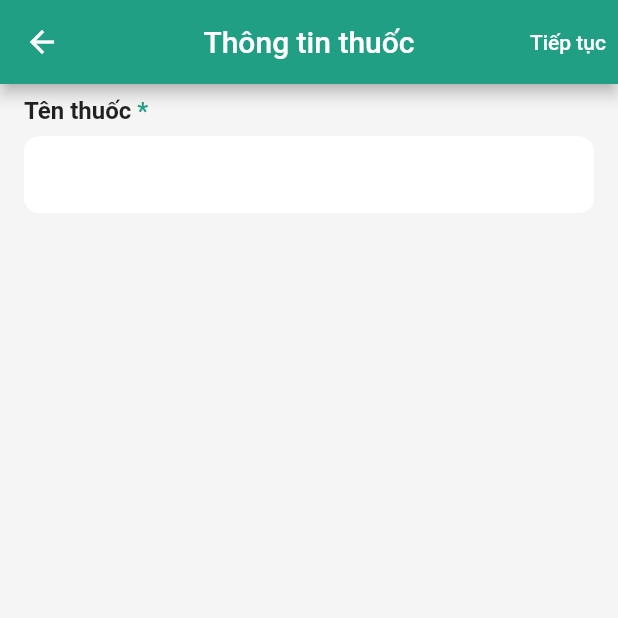
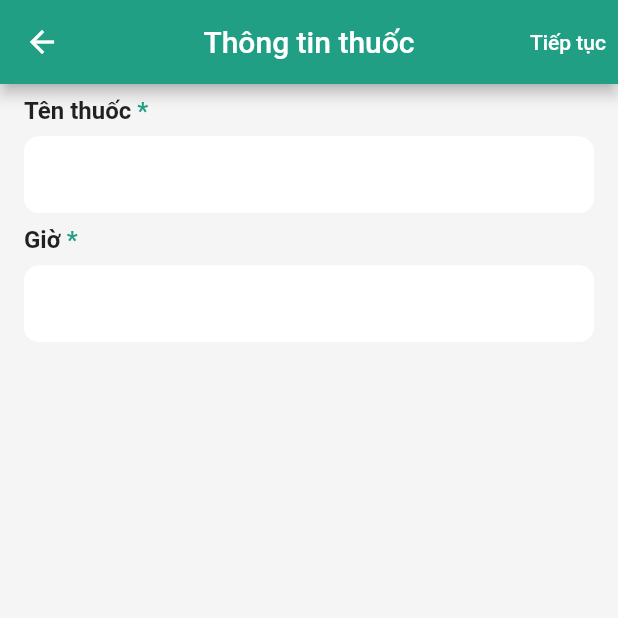
Before and after one commit to lequyha/flutter_cicd, a Flutter app: the DetailPage screen opened directly, on a phone screen of 412 x 824 dp, the top half of it. Run offline on Flutter 3.47's test engine with Material 2 defaults, Android fonts, the phone set to English and light mode, and no system bars; our stand-ins replace bloc, flutter_bloc, flutter_hooks, flutter_svg, get_it, injectable and 2 more.

Commit message:
add time form

```diff
--- a/lib/src/presentation/views/detail_page/detail_page.dart
+++ b/lib/src/presentation/views/detail_page/detail_page.dart
@@ -1,5 +1,6 @@
 import 'package:flutter/material.dart';
 import 'package:flutter_application_test_public/src/presentation/widgets/autocomplete_form_widget.dart';
+import 'package:flutter_application_test_public/src/presentation/widgets/time_form_widget.dart';
 
 class DetailPage extends StatelessWidget {
   static Route<void> route() {
@@ -33,26 +34,13 @@ class DetailPage extends StatelessWidget {
           crossAxisAlignment: CrossAxisAlignment.start,
           mainAxisAlignment: MainAxisAlignment.start,
           children: [
-            AutoCompleteFormWidget(),
-            // TextFormField(
-            //   decoration: InputDecoration(
-            //     fillColor: Colors.white,
-            //     filled: true,
-            //     isDense: true,
-            //     border: OutlineInputBorder(
-            //       borderRadius: BorderRadius.circular(10.0),
-            //       borderSide: const BorderSide(color: Colors.white),
-            //     ),
-            //     enabledBorder: OutlineInputBorder(
-            //       borderRadius: BorderRadius.circular(10.0),
-            //       borderSide: const BorderSide(color: Colors.white),
-            //     ),
-            //     focusedBorder: OutlineInputBorder(
-            //       borderRadius: BorderRadius.circular(10.0),
-            //       borderSide: const BorderSide(color: Color(0xff209F84)),
-            //     ),
-            //   ),
-            // ),
+            AutoCompleteFormWidget(
+              labelText: 'Tên thuốc',
+            ),
+            SizedBox(height: 8.0),
+            TimeFormWidget(
+              labelText: 'Giờ',
+            ),
           ],
         ),
       ),
--- a/lib/src/presentation/widgets/autocomplete_form_widget.dart
+++ b/lib/src/presentation/widgets/autocomplete_form_widget.dart
@@ -2,7 +2,9 @@ import 'package:flutter/material.dart';
 import 'package:flutter_application_test_public/src/presentation/widgets/text_form_widget.dart';
 
 class AutoCompleteFormWidget extends StatelessWidget {
-  const AutoCompleteFormWidget({Key? key}) : super(key: key);
+  final String? labelText;
+
+  const AutoCompleteFormWidget({Key? key, this.labelText}) : super(key: key);
   static const List<String> _kOptions = <String>[
     'aardvark',
     'bobcat',
@@ -11,34 +13,8 @@ class AutoCompleteFormWidget extends StatelessWidget {
 
   @override
   Widget build(BuildContext context) {
-    return Column(
-      mainAxisSize: MainAxisSize.min,
-      crossAxisAlignment: CrossAxisAlignment.start,
-      mainAxisAlignment: MainAxisAlignment.start,
-      children: [
-        const Text.rich(
-          TextSpan(
-            children: [
-              TextSpan(
-                text: 'Tên thuốc ',
-                style: TextStyle(
-                  fontWeight: FontWeight.w600,
-                  fontSize: 16.0,
-                ),
-              ),
-              TextSpan(
-                text: '*',
-                style: TextStyle(
-                  fontWeight: FontWeight.w600,
-                  fontSize: 16.0,
-                  color: Color(0xff209F84),
-                ),
-              ),
-            ],
-          ),
-        ),
-        const SizedBox(height: 8.0),
-        LayoutBuilder(builder: (context, constraints) {
+    return LayoutBuilder(
+      builder: (context, constraints) {
         return Autocomplete<String>(
           optionsBuilder: (TextEditingValue textEditingValue) {
             if (textEditingValue.text == '') {
@@ -51,6 +27,7 @@ class AutoCompleteFormWidget extends StatelessWidget {
           fieldViewBuilder:
               (context, textEditingController, focusNode, onFieldSubmitted) =>
                   TextFormWidget(
+            labelText: labelText,
             controller: textEditingController,
             focusNode: focusNode,
             onFieldSubmitted: (value) => onFieldSubmitted,
@@ -96,8 +73,7 @@ class AutoCompleteFormWidget extends StatelessWidget {
             debugPrint('You just selected $selection');
           },
         );
-        }),
-      ],
+      },
     );
   }
 }
--- a/lib/src/presentation/widgets/text_form_widget.dart
+++ b/lib/src/presentation/widgets/text_form_widget.dart
@@ -5,12 +5,18 @@ class TextFormWidget extends HookWidget {
   final TextEditingController? controller;
   final FocusNode? focusNode;
   final ValueChanged<String>? onFieldSubmitted;
+  final GestureTapCallback? onTap;
+  final String? labelText;
+  final bool readOnly;
 
   const TextFormWidget({
     super.key,
     this.controller,
     this.focusNode,
     this.onFieldSubmitted,
+    this.onTap,
+    this.labelText,
+    this.readOnly = false,
   });
 
   @override
@@ -22,10 +28,39 @@ class TextFormWidget extends HookWidget {
       controller?.addListener(listener);
       return () => controller?.removeListener(listener);
     }, [controller]);
-    return TextFormField(
+    return Column(
+      mainAxisSize: MainAxisSize.min,
+      crossAxisAlignment: CrossAxisAlignment.start,
+      mainAxisAlignment: MainAxisAlignment.start,
+      children: [
+        Text.rich(
+          TextSpan(
+            children: [
+              TextSpan(
+                text: labelText,
+                style: const TextStyle(
+                  fontWeight: FontWeight.w600,
+                  fontSize: 16.0,
+                ),
+              ),
+              const TextSpan(
+                text: ' *',
+                style: TextStyle(
+                  fontWeight: FontWeight.w600,
+                  fontSize: 16.0,
+                  color: Color(0xff209F84),
+                ),
+              ),
+            ],
+          ),
+        ),
+        const SizedBox(height: 8.0),
+        TextFormField(
           controller: controller,
           focusNode: focusNode,
-      onFieldSubmitted: (value) => onFieldSubmitted,
+          onFieldSubmitted: onFieldSubmitted,
+          onTap: onTap,
+          readOnly: readOnly,
           decoration: InputDecoration(
             fillColor: Colors.white,
             filled: true,
@@ -53,6 +88,8 @@ class TextFormWidget extends HookWidget {
               ),
             ),
           ),
+        ),
+      ],
     );
   }
 }
--- /dev/null
+++ b/lib/src/presentation/widgets/time_form_widget.dart
@@ -0,0 +1,74 @@
+import 'package:flutter/cupertino.dart';
+import 'package:flutter/material.dart';
+import 'package:flutter_application_test_public/src/presentation/widgets/text_form_widget.dart';
+import 'package:flutter_hooks/flutter_hooks.dart';
+
+class TimeFormWidget extends HookWidget {
+  final String? labelText;
+
+  const TimeFormWidget({
+    super.key,
+    this.labelText,
+  });
+
+  @override
+  Widget build(BuildContext context) {
+    final controller = useTextEditingController();
+    DateTime now = DateTime.now();
+    DateTime? initialDateTime = DateTime(now.year, now.month, now.day, 0, 0);
+    ValueNotifier<DateTime> selectedTime = useState(initialDateTime);
+    useEffect(() {
+      void listener() {
+        if (controller.text.isEmpty) {
+          selectedTime.value = initialDateTime;
+        }
+      }
+
+      controller.addListener(listener);
+      return () => controller.removeListener(listener);
+    }, [controller]);
+    return TextFormWidget(
+      controller: controller,
+      labelText: labelText,
+      readOnly: true,
+      onTap: () => showCupertinoModalPopup<DateTime>(
+        context: context,
+        builder: (context) {
+          return Container(
+            height: 300,
+            margin: EdgeInsets.only(
+              bottom: MediaQuery.of(context).viewInsets.bottom,
+            ),
+            color: Colors.white,
+            child: Column(
+              mainAxisSize: MainAxisSize.min,
+              crossAxisAlignment: CrossAxisAlignment.end,
+              children: [
+                CupertinoButton(
+                  child: const Text('OK'),
+                  onPressed: () =>
+                      Navigator.of(context).pop(selectedTime.value),
+                ),
+                SizedBox(
+                  height: 220,
+                  child: CupertinoDatePicker(
+                    initialDateTime: selectedTime.value,
+                    mode: CupertinoDatePickerMode.time,
+                    use24hFormat: true,
+                    minuteInterval: 5,
+                    onDateTimeChanged: (newTime) =>
+                        selectedTime.value = newTime,
+                  ),
+                ),
+              ],
+            ),
+          );
+        },
+      ).then((value) {
+        if (value != null) {
+          controller.text = value.toIso8601String();
+        }
+      }),
+    );
+  }
+}
```
Lines whose indentation alone changed are shown as unchanged.
